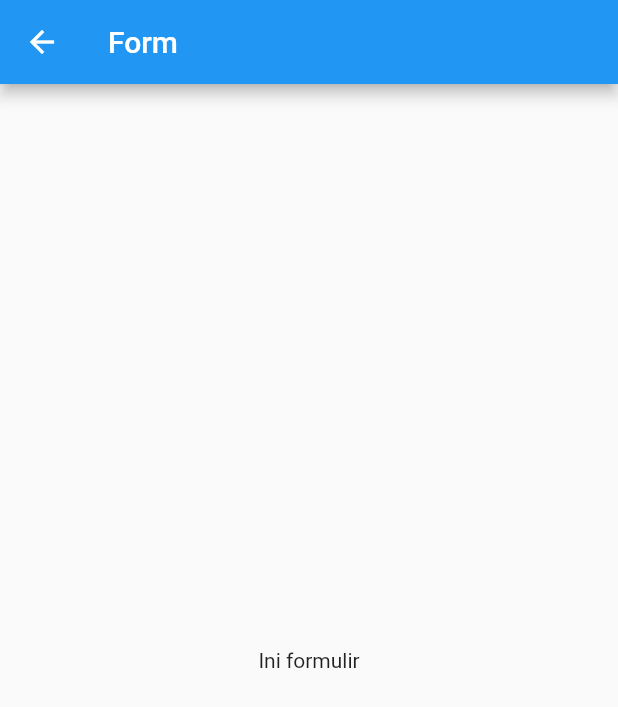
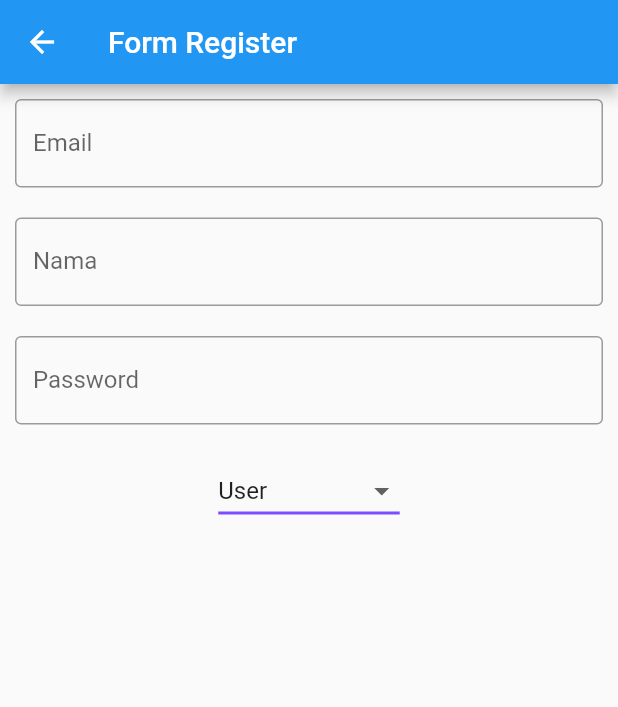
Before and after one commit to kaconk17/flutter_form, a Flutter app: the screen it shows after launch, in the side drawer, after a tap on "Register", on a phone screen of 412 x 824 dp. Shown: the top 707 px of the screen. Run offline on Flutter 3.47's test engine with Material 2 defaults, Android fonts, the phone set to English and light mode, and no system bars.

Commit message:
dropdown menu

```diff
--- a/lib/main.dart
+++ b/lib/main.dart
@@ -30,11 +30,7 @@ class _MyAppState extends State<MyApp> {
                 currentAccountPicture: new CircleAvatar(
                   backgroundColor: Colors.green,
                 ),
-                decoration: new BoxDecoration(color: Colors.red
-                    //image: new DecorationImage(
-                    //image: NetworkImage(
-                    // "https://www.jcount.com/wp-content/uploads/2015/12/d.png"))
-                    )),
+                decoration: new BoxDecoration(color: Colors.red)),
             new GestureDetector(
               onTap: () {
                 Navigator.of(context).pop();
--- a/lib/view/form.dart
+++ b/lib/view/form.dart
@@ -6,13 +6,65 @@ class FormRegister extends StatefulWidget {
 
 class _FormRegisterState extends State<FormRegister> {
   @override
+  List<String> lvl_user = ["User", "Manager", "Administrator"];
+  String _level = "User";
+
+  void pilih_level(String value) {
+    setState(() {
+      _level = value;
+    });
+  }
+
   Widget build(BuildContext context) {
     return Scaffold(
         appBar: new AppBar(
-          title: new Text("Form"),
+          title: new Text("Form Register"),
         ),
-        body: new Container(
-          child: new Center(child: new Text("Ini formulir")),
+        body: ListView(
+          children: <Widget>[
+            new Container(
+              padding: EdgeInsets.all(10.0),
+              child: new Column(
+                children: <Widget>[
+                  TextField(
+                      decoration: InputDecoration(
+                          border: OutlineInputBorder(), labelText: "Email")),
+                  new Padding(
+                    padding: EdgeInsets.only(top: 20.0),
+                  ),
+                  TextField(
+                    decoration: InputDecoration(
+                        border: OutlineInputBorder(), labelText: "Nama"),
+                  ),
+                  new Padding(
+                    padding: EdgeInsets.only(top: 20.0),
+                  ),
+                  TextField(
+                    obscureText: true,
+                    decoration: InputDecoration(
+                        border: OutlineInputBorder(), labelText: "Password"),
+                  ),
+                  new Padding(
+                    padding: EdgeInsets.only(top: 20.0),
+                  ),
+                  new DropdownButton(
+                    underline: Container(
+                      height: 2,
+                      color: Colors.deepPurpleAccent,
+                    ),
+                    onChanged: (String value) {
+                      pilih_level(value);
+                    },
+                    value: _level,
+                    items: lvl_user.map((String value) {
+                      return new DropdownMenuItem(
+                          value: value, child: new Text(value));
+                    }).toList(),
+                  )
+                ],
+              ),
+            ),
+          ],
         ));
   }
 }
--- /dev/null
+++ b/lib/view/login.dart
@@ -0,0 +1,12 @@
+import 'package:flutter/material.dart';
+
+class LoginForm extends StatefulWidget {
+  _LoginFormState createState() => _LoginFormState();
+}
+
+class _LoginFormState extends State<LoginForm> {
+  @override
+  Widget build(BuildContext context) {
+    return Scaffold();
+  }
+}
```
